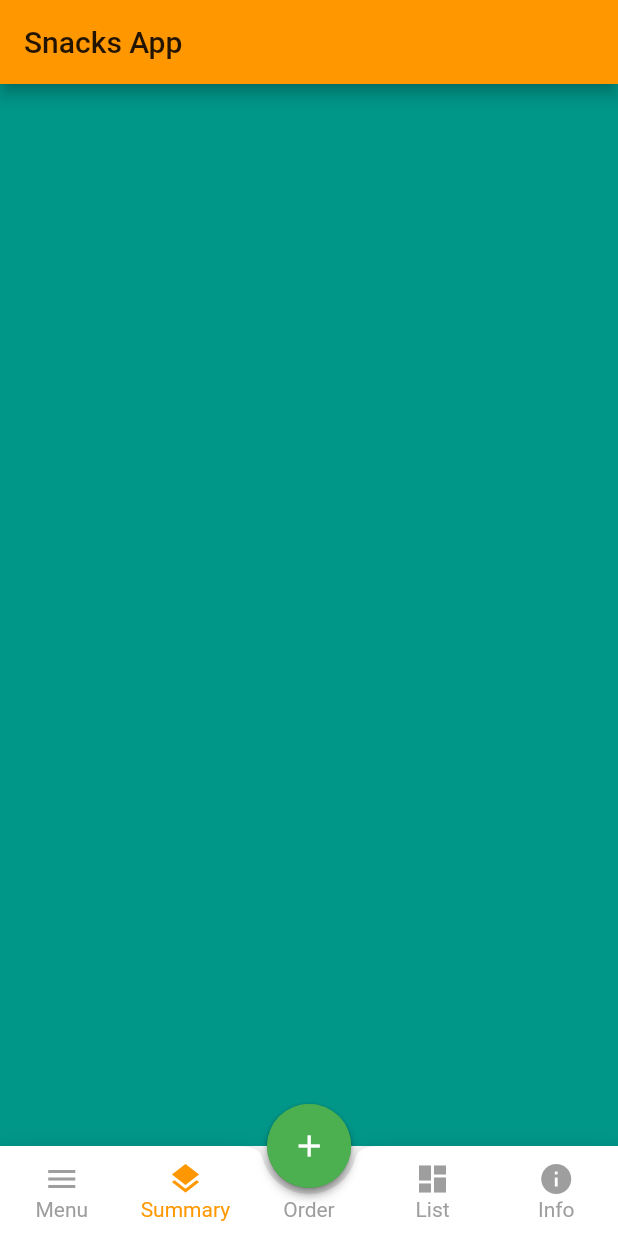
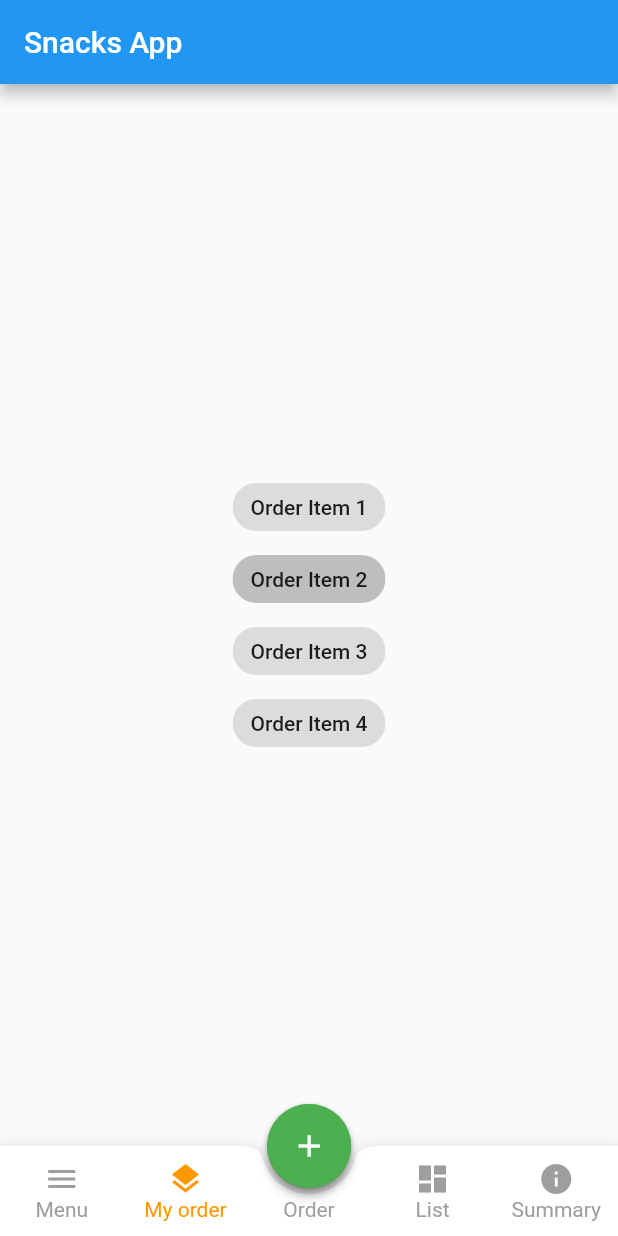
Before and after one commit to sam43/evening_snacks_app, a Flutter app: the MyHomePage screen opened directly, item 2 of the bottom bar chosen, on a phone screen of 412 x 824 dp. Run offline on Flutter 3.47's test engine with Material 2 defaults, Android fonts, the phone set to English and light mode, and no system bars; our stand-ins replace toast; network calls fail.

Commit message:
Snacks app order page

```diff
--- a/lib/src/app.dart
+++ b/lib/src/app.dart
@@ -1,6 +1,6 @@
 import 'package:flutter/material.dart';
 
-import 'screens/landing_screen.dart';
+import 'screens/login_screen.dart';
 
 class App extends StatelessWidget {
   @override
@@ -9,7 +9,7 @@ class App extends StatelessWidget {
       debugShowCheckedModeBanner: false,
       //title: 'BLoC Demo',
       theme: ThemeData(
-          primarySwatch: Colors.orange,
+          primarySwatch: Colors.blue,
           accentColor: Colors.green
       ),
       home: Scaffold(
@@ -17,7 +17,7 @@ class App extends StatelessWidget {
         /*appBar: AppBar(
           title: Text('BLoC Login'),
         ),*/
-        body: MyApp(),
+        body: LoginScreen(),
       ),
     );
   }
--- a/lib/src/screens/landing_screen.dart
+++ b/lib/src/screens/landing_screen.dart
@@ -37,7 +37,7 @@ class _MyHomePageState extends State<MyHomePage> {
   int _currentIndex = 0;
   final List<Widget> _children = [
     OrderPage(),
-    OtherOrderPage(),
+    MyOrderPage(),
     OrderListPage(),
     OrderSummaryPage()
   ];
@@ -70,9 +70,9 @@ class _MyHomePageState extends State<MyHomePage> {
         onTabSelected: _selectedTab,
         items: [
           FABBottomAppBarItem(iconData: Icons.menu, text: 'Menu'),
-          FABBottomAppBarItem(iconData: Icons.layers, text: 'Summary'),
+          FABBottomAppBarItem(iconData: Icons.layers, text: 'My order'),
           FABBottomAppBarItem(iconData: Icons.dashboard, text: 'List'),
-          FABBottomAppBarItem(iconData: Icons.info, text: 'Info'),
+          FABBottomAppBarItem(iconData: Icons.info, text: 'Summary'),
         ],
       ),
       floatingActionButtonLocation: FloatingActionButtonLocation.centerDocked,
--- a/lib/src/screens/otherOrder.dart
+++ b/lib/src/screens/otherOrder.dart
@@ -1,12 +1,54 @@
 import 'package:flutter/material.dart';
 
-class OtherOrderPage extends StatelessWidget {
+class MyOrderPage extends StatefulWidget {
+  _MyOrderPageState createState() => _MyOrderPageState();
+}
+
+class _MyOrderPageState extends State<MyOrderPage> {
+  //AnimationController _controller;
+  int _value = 1;
+
+  /* @override
+  void initState() {
+    _controller = AnimationController(vsync: this);
+    super.initState();
+  }
+*/
+  @override
+  void dispose() {
+    //_controller.dispose();
+    super.dispose();
+  }
+
   @override
   Widget build(BuildContext context) {
-    return Scaffold(
-      body: Container(
-        color: Colors.teal,
+    return Center(
+      child: Wrap(
+        direction: Axis.vertical,
+        children: List<Widget>.generate(
+          4, (int index) {
+          return ChoiceChip(
+            label: _getItemList(index),
+            selected: _value == index,
+            onSelected: (bool selected) {
+              setState(() {
+                _value = selected ? index : null;
+              });
+            },
+          );
+        },
+        ).toList(),
       ),
     );
   }
 }
+
+Widget _getItemList(int index) {
+  final List<String> _list = [
+    'Order Item 1',
+    'Order Item 2',
+    'Order Item 3',
+    'Order Item 4'
+  ];
+  return Text(_list[index]);
+}
```
